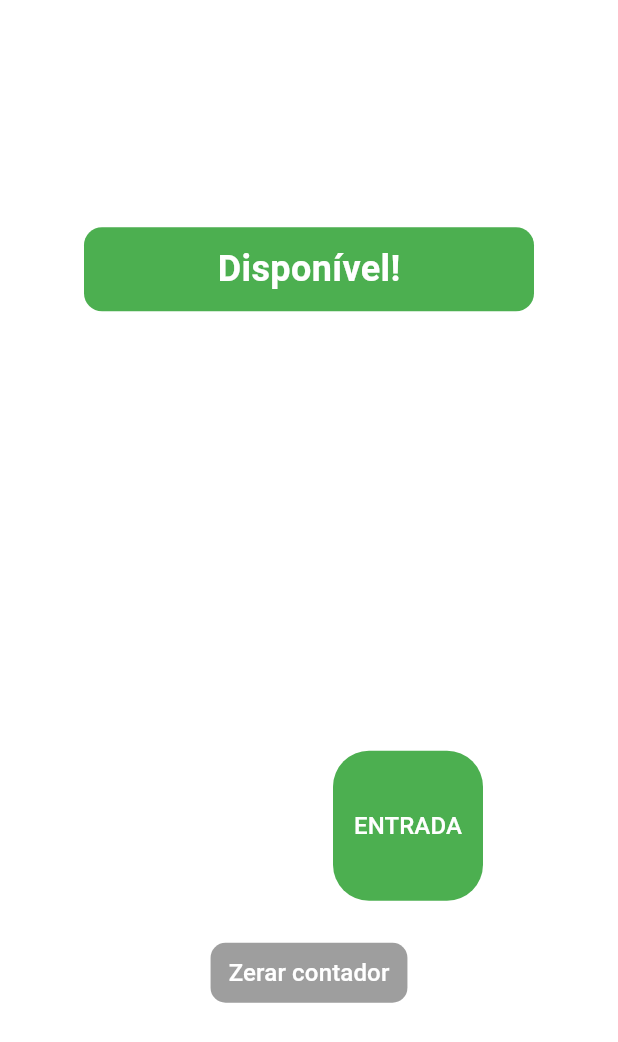
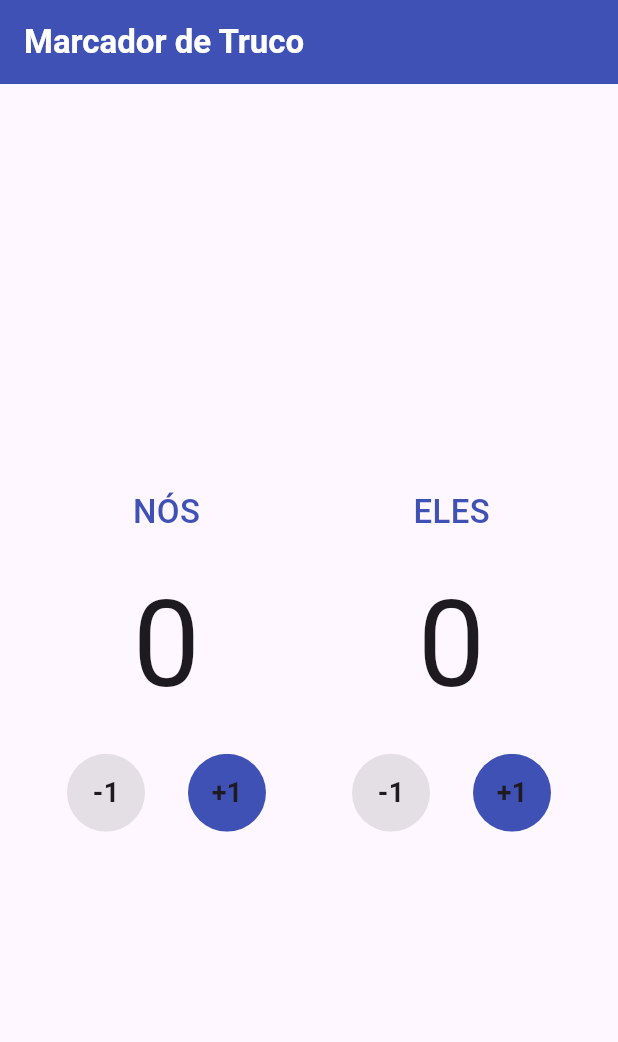
Before and after one commit to gabrielvicente1/contador_curso_flutter, a Flutter app: the screen it shows after launch, on a phone screen of 412 x 824 dp. Shown: the top 1042 px of the screen. Run offline on Flutter 3.47's test engine with Material 3 defaults, Android fonts, the phone set to English and light mode, and no system bars; our stand-ins replace audioplayers.

Commit message:
add: foi feito a tela do marcador de truco, faltando somente alguns detalhes e o som do pato no showDialog

```diff
--- a/lib/main.dart
+++ b/lib/main.dart
@@ -1,182 +1,13 @@
-import 'package:flutter/foundation.dart';
+import 'package:contador_flutter/modules/home_screen.dart';
 import 'package:flutter/material.dart';
 
-void main() {
-  runApp(const MyApp());
+void main(){
+  runApp(
+      MaterialApp(
+        debugShowCheckedModeBanner: false,
+        title: 'Marcador de Truco',
+        theme: ThemeData(primarySwatch: Colors.deepOrange),
+        home: HomeScreen(),
+      )
+  );
 }
-
-class MyApp extends StatelessWidget {
-  const MyApp({super.key});
-
-  @override
-  Widget build(BuildContext context) {
-    return const MaterialApp(
-      debugShowCheckedModeBanner: false,
-      home: HomePage(),
-    );
-  }
-}
-
-class HomePage extends StatefulWidget {
-  const HomePage({super.key});
-
-  @override
-  State<HomePage> createState() => _HomePageState();
-}
-
-class _HomePageState extends State<HomePage> {
-  int count = 0;
-
-  void decrement() {
-    setState(() {
-      count--;
-    });
-    if (kDebugMode) {
-      print(count);
-    }
-  }
-
-  void increment() {
-    setState(() {
-      count++;
-    });
-    if (kDebugMode) {
-      print(count);
-    }
-  }
-
-  void reset() {
-    setState(() {
-      count = 0;
-    });
-    if (kDebugMode) {
-      print(count);
-    }
-  }
-
-  bool get isEmpty => count == 0;
-
-  bool get isFull => count == 20;
-
-  bool get isReset => count == 0;
-
-  String getStatusMessage() {
-    return isFull ? 'Lotado!' : 'Disponível!';
-  }
-
-  @override
-  Widget build(BuildContext context) {
-    return Scaffold(
-      backgroundColor: Colors.white.withOpacity(0.12),
-      body: Column(
-        mainAxisAlignment: MainAxisAlignment.center,
-        children: [
-          SizedBox(
-            height: 56,
-            width: 300,
-            child: Container(
-              decoration: BoxDecoration(
-                color: isFull ? Colors.red : Colors.green,
-                borderRadius: BorderRadius.circular(12),
-              ),
-              child: Center(
-                child: Text(
-                  getStatusMessage(),
-                  style: TextStyle(
-                    fontSize: 24.0,
-                    color: Colors.white,
-                    fontWeight: FontWeight.bold,
-                  ),
-                ),
-              ),
-            ),
-          ),
-          const SizedBox(height: 16),
-          Text(
-            'TOTAL DE PESSOAS',
-            style: TextStyle(
-              fontSize: 35.0,
-              color: isFull ? Colors.red : Colors.white,
-              fontWeight: FontWeight.w700,
-            ),
-          ),
-          const SizedBox(height: 32),
-          Text(
-            '$count',
-            style: TextStyle(
-              fontSize: 100,
-              color: isFull ? Colors.red : Colors.white,
-            ),
-          ),
-          Text(
-            'Capacidade máxima de pessoas: 20 pessoas',
-            style: TextStyle(
-              fontWeight: FontWeight.w600,
-              color: isFull ? Colors.red : Colors.white,
-            ),
-          ),
-          const SizedBox(height: 32),
-          Row(
-            mainAxisAlignment: MainAxisAlignment.center,
-            children: [
-              TextButton(
-                onPressed: isEmpty ? null : decrement,
-                style: TextButton.styleFrom(
-                  backgroundColor:
-                  isEmpty ? Colors.white.withOpacity(0.4) : Colors.red,
-                  fixedSize: const Size(100, 100),
-                  shape: RoundedRectangleBorder(
-                    borderRadius: BorderRadius.circular(24),
-                  ),
-                ),
-                child: const Text(
-                  'SAÍDA',
-                  style: TextStyle(
-                    color: Colors.white,
-                    fontSize: 16,
-                  ),
-                ),
-              ),
-              const SizedBox(width: 32),
-              TextButton(
-                onPressed: isFull ? null : increment,
-                style: TextButton.styleFrom(
-                  backgroundColor:
-                  isFull ? Colors.white.withOpacity(0.4) : Colors.green,
-                  fixedSize: const Size(100, 100),
-                  shape: RoundedRectangleBorder(
-                    borderRadius: BorderRadius.circular(24),
-                  ),
-                ),
-                child: const Text(
-                  'ENTRADA',
-                  style: TextStyle(
-                    color: Colors.white,
-                    fontSize: 16,
-                  ),
-                ),
-              ),
-            ],
-          ),
-          const SizedBox(height: 24),
-          TextButton(
-            onPressed: isReset ? null : reset,
-            style: TextButton.styleFrom(
-              backgroundColor: Colors.grey,
-              shape: RoundedRectangleBorder(
-                borderRadius: BorderRadius.circular(10),
-              ),
-            ),
-            child: const Text(
-              'Zerar contador',
-              style: TextStyle(
-                color: Colors.white,
-                fontSize: 16,
-              ),
-            ),
-          ),
-        ],
-      ),
-    );
-  }
-}
--- /dev/null
+++ b/lib/models/player_models.dart
@@ -0,0 +1,7 @@
+class Player{
+  String name;
+  int score;
+  int victories;
+
+  Player({required this.name, required this.score, required this.victories});
+}
--- /dev/null
+++ b/lib/modules/home_screen.dart
@@ -0,0 +1,221 @@
+import 'package:audioplayers/audioplayers.dart';
+import 'package:contador_flutter/models/player_models.dart';
+import 'package:flutter/cupertino.dart';
+import 'package:flutter/material.dart';
+
+class HomeScreen extends StatefulWidget {
+  @override
+  _HomeScreenState createState() => _HomeScreenState();
+}
+
+class _HomeScreenState extends State<HomeScreen> {
+  final AudioPlayer _audioPlayer = AudioPlayer();
+
+  var _playerOne = Player(name: "Nós", score: 2, victories: 1);
+  var _playerTwo = Player(name: "Eles", score: 2, victories: 1);
+
+  @override
+  void initState() {
+    super.initState();
+    _resetAllPlayers();
+  }
+
+  void _resetPlayer({required Player player, bool resetVictories = true}) {
+    setState(() {
+      player.score = 0;
+      if (resetVictories) player.victories = 0;
+    });
+  }
+
+  void _resetAllPlayers({bool resetVictories = true}) {
+    _resetPlayer(player: _playerOne, resetVictories: resetVictories);
+    _resetPlayer(player: _playerTwo, resetVictories: resetVictories);
+  }
+
+  Widget _showPlayerName(String name) {
+    return Text(
+      name.toUpperCase(),
+      style: TextStyle(
+        fontSize: 22.0,
+        fontWeight: FontWeight.w500,
+        color: Colors.indigo,
+      ),
+    );
+  }
+
+  Widget _showPlayerScore(int score) {
+    return Padding(
+      padding: const EdgeInsets.symmetric(vertical: 16.0),
+      child: Text(
+        "$score",
+        style: TextStyle(fontSize: 80.0),
+      ),
+    );
+  }
+
+  Widget _buildRoundedButton({
+    required String text,
+    double size = 52.0,
+    required Color color,
+    required Function onTap,
+  }) {
+    return GestureDetector(
+      onTap: () => onTap(),
+      child: ClipOval(
+        child: Container(
+          color: color,
+          height: size,
+          width: size,
+          child: Center(
+            child: Text(
+              text,
+              style: TextStyle(fontSize: 18.0, fontWeight: FontWeight.bold),
+            ),
+          ),
+        ),
+      ),
+    );
+  }
+
+  Widget _showScoreButtons(Player player) {
+    return Row(
+      crossAxisAlignment: CrossAxisAlignment.center,
+      mainAxisAlignment: MainAxisAlignment.spaceEvenly,
+      children: <Widget>[
+        _buildRoundedButton(
+          text: '-1',
+          color: Colors.black.withOpacity(0.1),
+          onTap: () {
+            setState(() {
+              player.score--;
+            });
+          },
+        ),
+        _buildRoundedButton(
+          text: '+1',
+          color: Colors.indigo,
+          onTap: () {
+            if (player.score == 11) {
+              _showDialog(
+                title: 'Fim do jogo',
+                message: '${player.name} ganhou!',
+                confirm: () {
+                  setState(() {
+                    player.victories++;
+                  });
+                  _resetAllPlayers(resetVictories: false);
+                },
+                cancel: () {
+                  setState(() {
+                    player.score--; // Volta para 11 pontos se cancelar
+                  });
+                },
+              );
+            } else {
+              setState(() {
+                player.score++;
+              });
+            }
+          },
+        ),
+      ],
+    );
+  }
+
+  bool _isPlaying = false;
+
+  void playSound() async {
+    if (_isPlaying) return; // Previne a reprodução de múltiplos sons
+    _isPlaying = true; // Indica que o som está sendo reproduzido
+    try {
+      await _audioPlayer.setSource(AssetSource('assets/som_de_pato.mp3'));
+      await _audioPlayer.resume();
+    } catch (error) {
+      print("Erro ao reproduzir o áudio: $error");
+      ScaffoldMessenger.of(context).showSnackBar(
+        SnackBar(content: Text('Erro ao reproduzir o áudio')),
+      );
+    } finally {
+      _isPlaying = false; // Reseta o estado
+    }
+  }
+
+  void _showDialog({
+    required String title,
+    required String message,
+    required Function confirm,
+    required Function cancel,
+  }) {
+    showDialog(
+      context: context,
+      builder: (BuildContext context) {
+        return AlertDialog(
+          title: Text(title),
+          content: Text(message),
+          actions: <Widget>[
+            Center(
+              child: InkWell(
+                onTap: () {
+                  playSound();
+                },
+                child: Image.asset('assets/images/pato_chorando_r.png'),
+              ),
+            ),
+            ElevatedButton(
+              child: Text("CANCELAR"),
+              onPressed: () {
+                Navigator.of(context).pop();
+                cancel();
+              },
+            ),
+            ElevatedButton(
+              child: Text("OK"),
+              onPressed: () {
+                Navigator.of(context).pop();
+                confirm();
+              },
+            ),
+          ],
+        );
+      },
+    );
+  }
+
+  @override
+  Widget build(BuildContext context) {
+    return Scaffold(
+      appBar: AppBar(
+        title: Text('Marcador de Truco',style: TextStyle(fontWeight: FontWeight.bold, color: Colors.white),),
+        backgroundColor: Colors.indigo,
+      ),
+      body: Padding(
+        padding: const EdgeInsets.all(16.0),
+        child: Row(
+          mainAxisAlignment: MainAxisAlignment.spaceEvenly,
+          children: [
+            Expanded(
+              child: Column(
+                mainAxisAlignment: MainAxisAlignment.center,
+                children: [
+                  _showPlayerName(_playerOne.name),
+                  _showPlayerScore(_playerOne.score),
+                  _showScoreButtons(_playerOne),
+                ],
+              ),
+            ),
+            Expanded(
+              child: Column(
+                mainAxisAlignment: MainAxisAlignment.center,
+                children: [
+                  _showPlayerName(_playerTwo.name),
+                  _showPlayerScore(_playerTwo.score),
+                  _showScoreButtons(_playerTwo),
+                ],
+              ),
+            ),
+          ],
+        ),
+      ),
+    );
+  }
+}
--- a/pubspec.yaml
+++ b/pubspec.yaml
@@ -12,6 +12,7 @@ dependencies:
     sdk: flutter
 
   cupertino_icons: ^1.0.6
+  audioplayers: ^6.1.0
 
 dev_dependencies:
   flutter_test:
@@ -20,6 +21,9 @@ dev_dependencies:
   flutter_launcher_icons: ^0.13.1
 
 flutter:
+  assets:
+    - assets/som_de_pato.mp3
+    - assets/images/
 
   uses-material-design: true
 
```
Also changed, not shown: assets/images/estadio.jpg (deleted), assets/images/pato_chorando_r.png (added), pubspec.lock, 4 other files.
